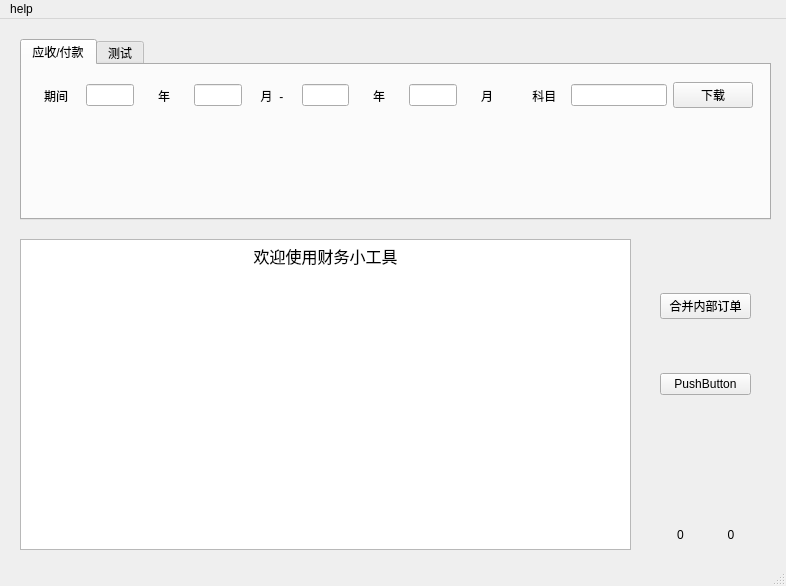
Before: the Qt Designer form financial.ui in chenzhipeng-hqu/python, drawn with Qt 5.
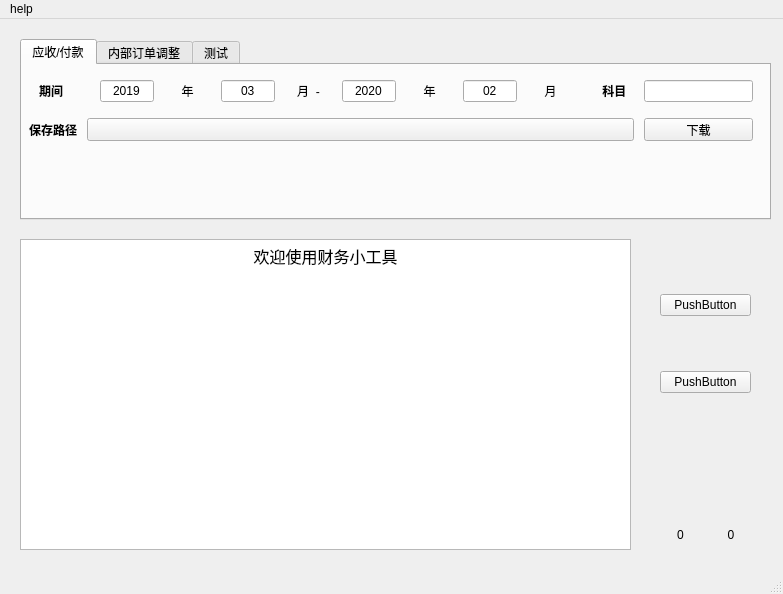
After: the same form once the commit is applied.

Commit message:
[feature][Financial][inter] add inter orders just
[what] 添加内部订单调整
[why]null
[how]null

Diff of the .ui file:
```diff
--- a/financial.ui
+++ b/financial.ui
@@ -6,8 +6,8 @@
    <rect>
     <x>0</x>
     <y>0</y>
-    <width>786</width>
-    <height>586</height>
+    <width>783</width>
+    <height>594</height>
    </rect>
   </property>
   <property name="windowTitle">
@@ -45,7 +45,7 @@
      <item>
       <widget class="QPushButton" name="merge_other_payables_pushButton">
        <property name="text">
-        <string>合并内部订单</string>
+        <string>PushButton</string>
        </property>
       </widget>
      </item>
@@ -82,7 +82,7 @@
       <x>650</x>
       <y>500</y>
       <width>111</width>
-      <height>31</height>
+      <height>32</height>
      </rect>
     </property>
     <layout class="QHBoxLayout" name="mouse_horizontalLayout" stretch="10,10">
@@ -142,21 +142,23 @@
      <attribute name="title">
       <string>应收/付款</string>
      </attribute>
-     <widget class="QWidget" name="horizontalLayoutWidget">
+     <widget class="QWidget" name="">
       <property name="geometry">
        <rect>
         <x>0</x>
         <y>10</y>
         <width>741</width>
-        <height>41</height>
+        <height>71</height>
        </rect>
       </property>
-      <layout class="QHBoxLayout" name="payables_horizontalLayout" stretch="1,1,1,1,1,1,1,1,1,1,2,1">
+      <layout class="QVBoxLayout" name="verticalLayout_2">
+       <item>
+        <layout class="QHBoxLayout" name="payables_horizontalLayout" stretch="1,1,1,1,1,1,1,1,1,1,2">
        <property name="spacing">
         <number>6</number>
        </property>
        <property name="leftMargin">
-        <number>10</number>
+          <number>17</number>
        </property>
        <property name="topMargin">
         <number>5</number>
@@ -169,6 +171,12 @@
        </property>
        <item>
         <widget class="QLabel" name="time_label">
+           <property name="font">
+            <font>
+             <weight>75</weight>
+             <bold>true</bold>
+            </font>
+           </property>
          <property name="layoutDirection">
           <enum>Qt::LeftToRight</enum>
          </property>
@@ -176,7 +184,7 @@
           <string>期间</string>
          </property>
          <property name="alignment">
-          <set>Qt::AlignCenter</set>
+            <set>Qt::AlignLeading|Qt::AlignLeft|Qt::AlignVCenter</set>
          </property>
         </widget>
        </item>
@@ -185,6 +193,9 @@
          <property name="mouseTracking">
           <bool>false</bool>
          </property>
+           <property name="text">
+            <string>2019</string>
+           </property>
          <property name="alignment">
           <set>Qt::AlignCenter</set>
          </property>
@@ -205,6 +216,9 @@
        </item>
        <item>
         <widget class="QLineEdit" name="s_month_lineEdit">
+           <property name="text">
+            <string>03</string>
+           </property>
          <property name="alignment">
           <set>Qt::AlignCenter</set>
          </property>
@@ -225,6 +239,9 @@
        </item>
        <item>
         <widget class="QLineEdit" name="e_year_lineEdit">
+           <property name="text">
+            <string>2020</string>
+           </property>
          <property name="alignment">
           <set>Qt::AlignCenter</set>
          </property>
@@ -245,6 +262,9 @@
        </item>
        <item>
         <widget class="QLineEdit" name="e_month_lineEdit">
+           <property name="text">
+            <string>02</string>
+           </property>
          <property name="alignment">
           <set>Qt::AlignCenter</set>
          </property>
@@ -265,6 +285,12 @@
        </item>
        <item>
         <widget class="QLabel" name="subject_label">
+           <property name="font">
+            <font>
+             <weight>75</weight>
+             <bold>true</bold>
+            </font>
+           </property>
          <property name="layoutDirection">
           <enum>Qt::LeftToRight</enum>
          </property>
@@ -283,6 +309,57 @@
          </property>
         </widget>
        </item>
+        </layout>
+       </item>
+       <item>
+        <layout class="QHBoxLayout" name="download_horizontalLayout" stretch="1,10,2">
+         <property name="spacing">
+          <number>10</number>
+         </property>
+         <property name="leftMargin">
+          <number>0</number>
+         </property>
+         <property name="topMargin">
+          <number>5</number>
+         </property>
+         <property name="rightMargin">
+          <number>10</number>
+         </property>
+         <property name="bottomMargin">
+          <number>5</number>
+         </property>
+         <item>
+          <widget class="QLabel" name="save_path_label">
+           <property name="font">
+            <font>
+             <weight>75</weight>
+             <bold>true</bold>
+            </font>
+           </property>
+           <property name="layoutDirection">
+            <enum>Qt::LeftToRight</enum>
+           </property>
+           <property name="text">
+            <string>保存路径</string>
+           </property>
+           <property name="alignment">
+            <set>Qt::AlignRight|Qt::AlignTrailing|Qt::AlignVCenter</set>
+           </property>
+          </widget>
+         </item>
+         <item>
+          <widget class="QPushButton" name="save_path_pushButton">
+           <property name="font">
+            <font>
+             <family>楷体</family>
+             <pointsize>11</pointsize>
+            </font>
+           </property>
+           <property name="text">
+            <string/>
+           </property>
+          </widget>
+         </item>
        <item>
         <widget class="QPushButton" name="download_payables_pushButton">
          <property name="text">
@@ -291,6 +368,26 @@
         </widget>
        </item>
       </layout>
+       </item>
+      </layout>
+     </widget>
+    </widget>
+    <widget class="QWidget" name="adjust_tab">
+     <attribute name="title">
+      <string>内部订单调整</string>
+     </attribute>
+     <widget class="QPushButton" name="adjust_pushButton">
+      <property name="geometry">
+       <rect>
+        <x>300</x>
+        <y>50</y>
+        <width>91</width>
+        <height>23</height>
+       </rect>
+      </property>
+      <property name="text">
+       <string>订单调整</string>
+      </property>
      </widget>
     </widget>
     <widget class="QWidget" name="test_tab">
@@ -305,7 +402,7 @@
     <rect>
      <x>0</x>
      <y>0</y>
-     <width>786</width>
+     <width>783</width>
      <height>23</height>
     </rect>
    </property>
@@ -325,6 +422,12 @@
      <pointsize>14</pointsize>
     </font>
    </property>
+   <property name="accessibleName">
+    <string>123</string>
+   </property>
+   <property name="layoutDirection">
+    <enum>Qt::LeftToRight</enum>
+   </property>
   </widget>
   <action name="actionauthor">
    <property name="text">
```
Left out of the diff: 3 changed lines with no effect on the pictures. Lines whose indentation alone changed are shown as unchanged. The commit also changes 16 other files.
